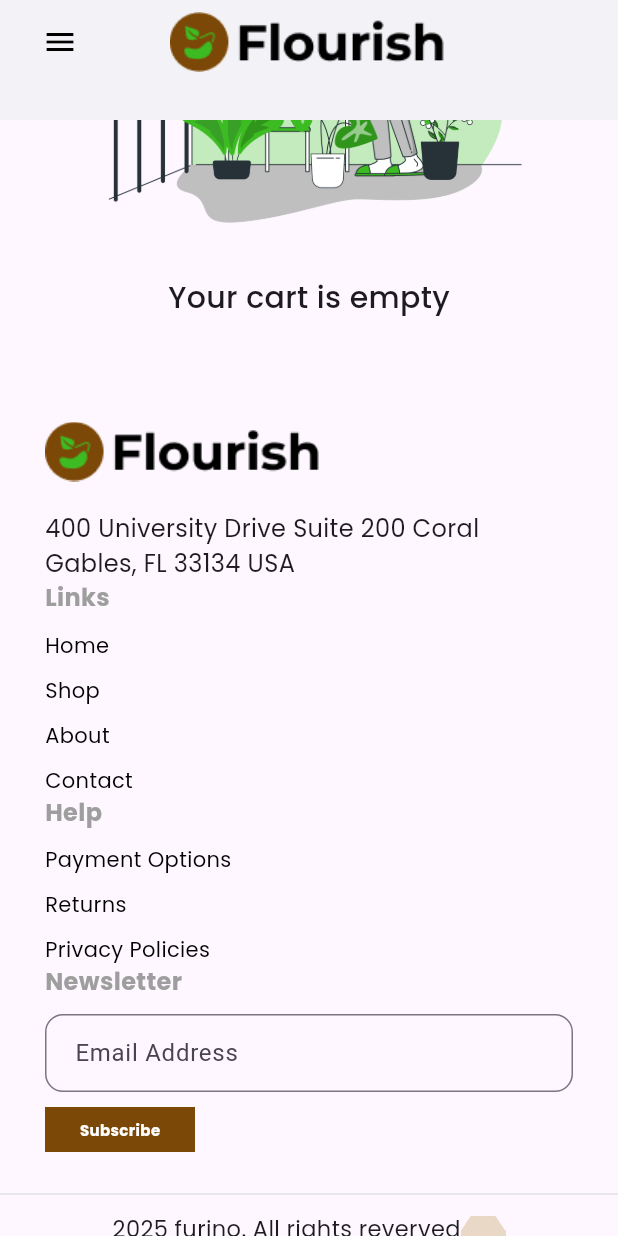
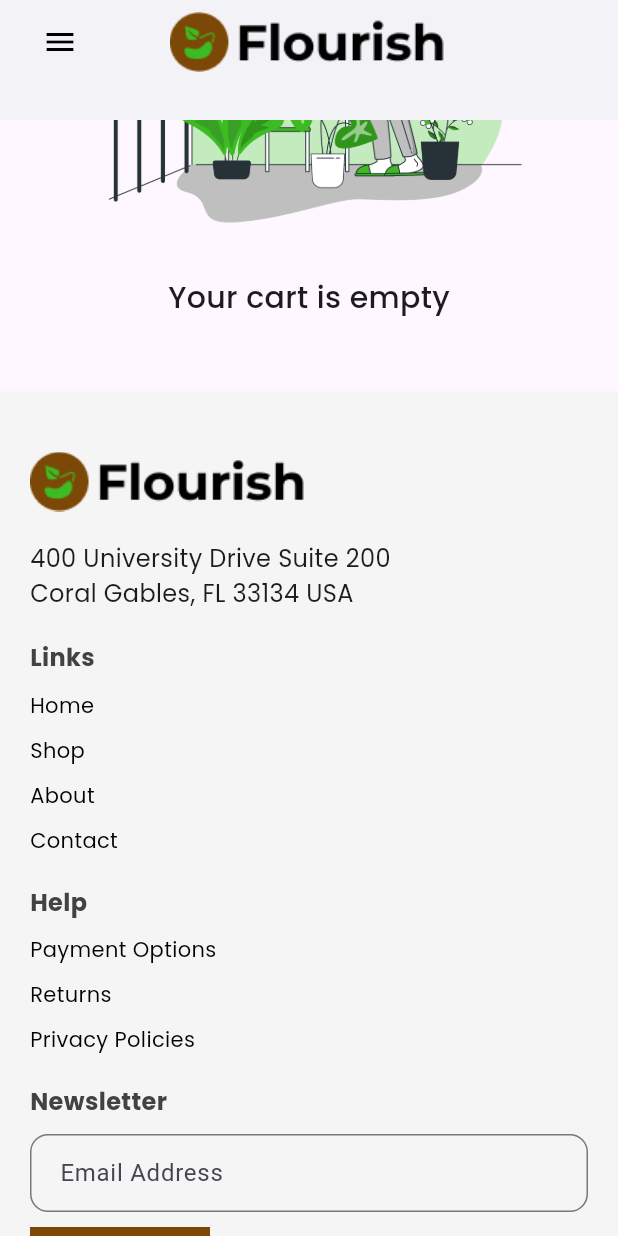
Before and after one commit to Tracy350/planter, a Flutter app: the Cartpage screen opened by its route, scrolled down 576 dp, on a phone screen of 412 x 824 dp. Run offline on Flutter 3.47's test engine with Material 3 defaults, Android fonts, the phone set to English and light mode, and no system bars; our stand-ins replace cloud_firestore, firebase_auth, firebase_core, flutter_map, google_fonts, latlong2 and 3 more; accounts and stored records are empty.

Commit message:
new changes

```diff
--- a/lib/auth/screens/sign_in.dart
+++ b/lib/auth/screens/sign_in.dart
@@ -94,7 +94,7 @@ class _SignInScreenState extends State<SignInScreen>
 
   @override
   Widget build(BuildContext context) {
-    final isMobile = MediaQuery.of(context).size.width < 600;
+    final isMobile = MediaQuery.of(context).size.width < 900;
 
     return Scaffold(
       body: Center(
--- a/lib/auth/screens/sign_up.dart
+++ b/lib/auth/screens/sign_up.dart
@@ -68,7 +68,7 @@ class _SignUpScreenState extends State<SignUpScreen>
 
   @override
   Widget build(BuildContext context) {
-    final isMobile = MediaQuery.of(context).size.width < 600;
+    final isMobile = MediaQuery.of(context).size.width < 900;
 
     return Scaffold(
       body: SingleChildScrollView(
--- a/lib/features/cart/screen/cartpage.dart
+++ b/lib/features/cart/screen/cartpage.dart
@@ -15,7 +15,7 @@ class Cartpage extends StatelessWidget {
   @override
   Widget build(BuildContext context) {
     double screenWidth = MediaQuery.of(context).size.width;
-    bool isMobile = screenWidth < 600; // Check if screen width is below 600px
+    bool isMobile = screenWidth < 900; // Check if screen width is below 700px
     final cart = context.watch<Shop>().cart;
 
     return Scaffold(
@@ -69,7 +69,7 @@ class Cartpage extends StatelessWidget {
   Widget _buildCartItems(BuildContext context) {
     final cart = context.watch<Shop>().cart;
     double screenWidth = MediaQuery.of(context).size.width;
-    bool isMobile = screenWidth < 600; // Check if screen width is below 600px
+    bool isMobile = screenWidth < 900; // Check if screen width is below 700px
     if (cart.isEmpty) {
       return Padding(
           padding: const EdgeInsets.all(32.0),
@@ -135,7 +135,7 @@ class Cartpage extends StatelessWidget {
           ),
           const SizedBox(height: 10),
           Text(
-            'Total Items: 2',
+            'Total Items: ${context.watch<Shop>().cart.length}',
             style: GoogleFonts.poppins(
               fontSize: 18,
               color: Colors.black87,
@@ -143,7 +143,7 @@ class Cartpage extends StatelessWidget {
           ),
           const SizedBox(height: 5),
           Text(
-            'Total Price: \$129.98',
+            'Total Price: \$${context.watch<Shop>().totalPrice.toStringAsFixed(2)}',
             style: GoogleFonts.poppins(
               fontSize: 18,
               fontWeight: FontWeight.bold,
--- a/lib/features/checkout/screens/checkout.dart
+++ b/lib/features/checkout/screens/checkout.dart
@@ -17,7 +17,7 @@ class _CheckoutState extends State<Checkout> {
   @override
   Widget build(BuildContext context) {
     double screenWidth = MediaQuery.of(context).size.width;
-    bool isMobile = screenWidth < 600;
+    bool isMobile = screenWidth < 900;
     return Scaffold(
       appBar: const CustomAppBar(),
       drawer: const CustomDrawer(),
--- a/lib/features/contact/screens/contactpage.dart
+++ b/lib/features/contact/screens/contactpage.dart
@@ -12,7 +12,7 @@ class Contactpage extends StatelessWidget {
   @override
   Widget build(BuildContext context) {
     final screenWidth = MediaQuery.of(context).size.width;
-    bool isMobile = screenWidth < 600;
+    bool isMobile = screenWidth < 900;
 
     return Scaffold(
       appBar: const CustomAppBar(),
--- a/lib/features/home/widget/responsive_banner.dart
+++ b/lib/features/home/widget/responsive_banner.dart
@@ -7,7 +7,7 @@ class ResponsiveBanner extends StatelessWidget {
   @override
   Widget build(BuildContext context) {
     var screenSize = MediaQuery.of(context).size.width;
-    bool isMobile = screenSize < 600;
+    bool isMobile = screenSize < 700;
 
     return Stack(
       alignment: Alignment.center,
--- a/lib/features/shop/screens/shoppage.dart
+++ b/lib/features/shop/screens/shoppage.dart
@@ -19,7 +19,7 @@ class _ShoppageState extends State<Shoppage> {
   @override
   Widget build(BuildContext context) {
     final currentWidth = MediaQuery.of(context).size.width;
-    final isMobile = currentWidth > 600;
+    final isMobile = currentWidth > 700;
     final products = context.watch<Shop>().shopproducts;
     return Scaffold(
       appBar: const CustomAppBar(),
--- a/lib/models/product_models.dart
+++ b/lib/models/product_models.dart
@@ -1,4 +1,4 @@
-class Product{
+class Product {
   final String name;
   final String description;
   final String imageUrl;
@@ -6,6 +6,7 @@ class Product{
   final String category;
   final String? rating;
   final int? reviews;
+  final int quantityAvailable;
 
   Product({
     required this.name,
@@ -13,7 +14,8 @@ class Product{
     required this.imageUrl,
     required this.price,
     required this.category,
-     this.rating,
-     this.reviews,
+    this.quantityAvailable = 0,
+    this.rating,
+    this.reviews,
   });
 }
--- a/lib/widgets/customfooter.dart
+++ b/lib/widgets/customfooter.dart
@@ -4,127 +4,127 @@ import 'package:flutter/material.dart';
 import 'package:google_fonts/google_fonts.dart';
 
 class CustomFooter extends StatelessWidget {
+  const CustomFooter({super.key});
+
   @override
   Widget build(BuildContext context) {
-    var screenSize = MediaQuery.of(context).size;
-    bool isSmallScreen = screenSize.width < 600;
+    final width = MediaQuery.of(context).size.width;
+    final isMobile = width < 600;
+    final isTablet = width >= 600 && width < 1000;
+    final isDesktop = width >= 1000;
 
     return Column(
       children: [
         Container(
-          padding: const EdgeInsets.symmetric(vertical: 20, horizontal: 30),
-          child: isSmallScreen
+          width: double.infinity,
+          color: Colors.grey[100],
+          padding: const EdgeInsets.symmetric(vertical: 40, horizontal: 20),
+          child: isMobile
               ? Column(
                   crossAxisAlignment: CrossAxisAlignment.start,
-                  children: _buildFooterContent(isSmallScreen),
+                  children: [
+                    _buildCompanyInfo(),
+                    const SizedBox(height: 20),
+                    _buildLinksSection(),
+                    const SizedBox(height: 20),
+                    _buildHelpSection(),
+                    const SizedBox(height: 20),
+                    _buildNewsletterSection(true),
+                  ],
+                )
+              : isTablet
+                  ? Wrap(
+                      alignment: WrapAlignment.spaceAround,
+                      runSpacing: 30,
+                      spacing: 30,
+                      children: [
+                        _buildCompanyInfo(),
+                        _buildLinksSection(),
+                        _buildHelpSection(),
+                        _buildNewsletterSection(true),
+                      ],
                     )
                   : Row(
-                  mainAxisAlignment: MainAxisAlignment.spaceAround,
                       crossAxisAlignment: CrossAxisAlignment.start,
-                  children: _buildFooterContent(isSmallScreen),
+                      mainAxisAlignment: MainAxisAlignment.spaceBetween,
+                      children: [
+                        _buildCompanyInfo(),
+                        _buildLinksSection(),
+                        _buildHelpSection(),
+                        _buildNewsletterSection(false),
+                      ],
                     ),
         ),
-        _buildBottominfo()
+        _buildBottomInfo(),
       ],
     );
   }
 
-  List<Widget> _buildFooterContent(bool isSmallScreen) {
-    return [
-      _buildCompanyInfo(),
-      _buildLinksSection(),
-      _buildHelpSection(),
-      _buildNewsletterSection(isSmallScreen),
-    ];
-  }
-
   Widget _buildCompanyInfo() {
-    return Column(
+    return SizedBox(
+      width: 250,
+      child: Column(
         crossAxisAlignment: CrossAxisAlignment.start,
         children: [
           Image.asset('assets/fulllogo.png', height: 40),
           const SizedBox(height: 20),
           Text(
-          '400 University Drive Suite 200 Coral Gables, FL 33134 USA',
+            '400 University Drive Suite 200\nCoral Gables, FL 33134 USA',
             style: GoogleFonts.poppins(fontSize: 16),
           ),
         ],
-    );
-  }
-
-  Widget _buildBottominfo() {
-    return Column(
-      crossAxisAlignment: CrossAxisAlignment.start,
-      children: [
-        Divider(
-          color: Colors.grey[300],
       ),
-        Row(
-          crossAxisAlignment: CrossAxisAlignment.center,
-          mainAxisAlignment: MainAxisAlignment.center,
-          children: [
-            Text(
-              '2025 furino. All rights reverved',
-              style: GoogleFonts.poppins(fontSize: 15),
-            ),
-            Image.asset(
-              'assets/emporia.png',
-              height: 30,
-              width: 30,
-            )
-          ],
-        )
-      ],
     );
   }
 
   Widget _buildLinksSection() {
-    return Column(
-      crossAxisAlignment: CrossAxisAlignment.start,
-      children: [
-        _sectionTitle('Links'),
-        _footerLink('Home'),
-        _footerLink('Shop'),
-        _footerLink('About'),
-        _footerLink('Contact'),
-      ],
-    );
+    return _buildColumnSection('Links', [
+      'Home',
+      'Shop',
+      'About',
+      'Contact',
+    ]);
   }
 
   Widget _buildHelpSection() {
-    return Column(
-      crossAxisAlignment: CrossAxisAlignment.start,
-      children: [
-        _sectionTitle('Help'),
-        _footerLink('Payment Options'),
-        _footerLink('Returns'),
-        _footerLink('Privacy Policies'),
-      ],
-    );
+    return _buildColumnSection('Help', [
+      'Payment Options',
+      'Returns',
+      'Privacy Policies',
+    ]);
   }
 
-  Widget _buildNewsletterSection(bool isSmallScreen) {
-    return Column(
+  Widget _buildNewsletterSection(bool isMobileOrTablet) {
+    return SizedBox(
+      width: isMobileOrTablet ? double.infinity : 250,
+      child: Column(
         crossAxisAlignment: CrossAxisAlignment.start,
         children: [
           _sectionTitle('Newsletter'),
           const SizedBox(height: 10),
-        SizedBox(
-          width: isSmallScreen ? double.infinity : 250,
-          child: CustomTextField(hintText: 'Email Address'),
-        ),
+          CustomTextField(hintText: 'Email Address'),
           const SizedBox(height: 10),
           Custombuttonfilled(
-            onTap: () {}, height: 30, text: 'Subscribe', width: 100)
-        // ElevatedButton(
-        //   onPressed: () {},
-        //   style: ElevatedButton.styleFrom(
-        //     backgroundColor: Colors.blue,
-        //     shape: RoundedRectangleBorder(borderRadius: BorderRadius.circular(8)),
-        //   ),
-        //   child: const Text('Subscribe', style: TextStyle(color: Colors.white)),
-        // ),
+            onTap: () {},
+            height: 40,
+            text: 'Subscribe',
+            width: 120,
+          ),
         ],
+      ),
+    );
+  }
+
+  Widget _buildColumnSection(String title, List<String> items) {
+    return SizedBox(
+      width: 150,
+      child: Column(
+        crossAxisAlignment: CrossAxisAlignment.start,
+        children: [
+          _sectionTitle(title),
+          ...items.map(_footerLink).toList(),
+        ],
+      ),
     );
   }
 
@@ -146,7 +146,34 @@ class CustomFooter extends StatelessWidget {
     return Text(
       title,
       style: GoogleFonts.poppins(
-          color: Colors.grey, fontWeight: FontWeight.bold, fontSize: 16),
+        color: Colors.grey[800],
+        fontWeight: FontWeight.bold,
+        fontSize: 16,
+      ),
+    );
+  }
+
+  Widget _buildBottomInfo() {
+    return Container(
+      padding: const EdgeInsets.symmetric(vertical: 20),
+      color: Colors.grey[200],
+      child: Column(
+        children: [
+          const Divider(thickness: 1),
+          const SizedBox(height: 10),
+          Row(
+            mainAxisAlignment: MainAxisAlignment.center,
+            children: [
+              Text(
+                '2025 Furino. All rights reserved',
+                style: GoogleFonts.poppins(fontSize: 15),
+              ),
+              const SizedBox(width: 10),
+              Image.asset('assets/emporia.png', height: 25, width: 25),
+            ],
+          ),
+        ],
+      ),
     );
   }
 }
--- a/lib/widgets/customheader.dart
+++ b/lib/widgets/customheader.dart
@@ -10,7 +10,7 @@ class Customheader extends StatelessWidget {
   @override
   Widget build(BuildContext context) {
     var screenSize = MediaQuery.of(context).size.width;
-    bool isMobile = screenSize < 600;
+    bool isMobile = screenSize < 900;
 
     return Stack(
       children: [
```
Also changed, not shown: lib/features/home/screen/homepage.dart (+9 -9 lines), lib/features/home/widget/product_search_delegate.dart (added, +94 -0 lines), lib/features/shop/screens/plantdetails.dart (+36 -6 lines), lib/models/shop_models.dart (+9 -5 lines), lib/widgets/customappbar.dart (+11 -11 lines), 2 other files. Lines whose indentation alone changed are shown as unchanged.
